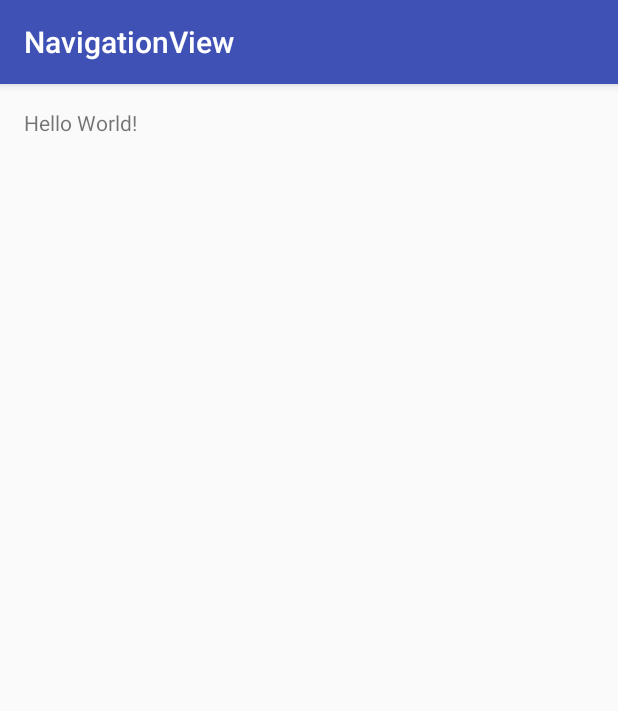
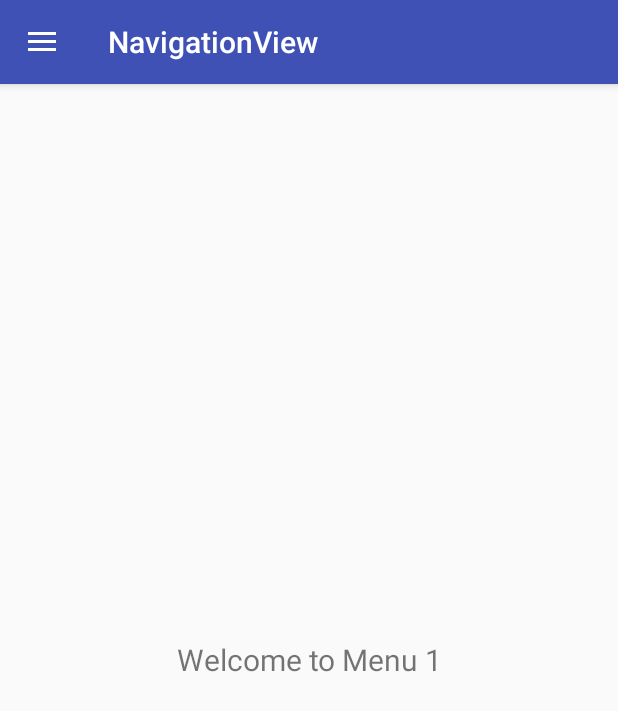
Before and after one commit to rajunigadi/NavigationView, an Android app: the screen it shows after launch (MainActivity), on a phone screen of 412 x 824 dp. Shown: the top 711 px of the screen. Run offline under Robolectric (Android 15) with nearby library versions, the phone set to English and light mode, and no system bars.

Commit message:
Implemented Navigation View.

```diff
--- a/app/build.gradle
+++ b/app/build.gradle
@@ -20,10 +20,11 @@ android {
 }
 
 dependencies {
-    compile fileTree(dir: 'libs', include: ['*.jar'])
+    compile fileTree(include: ['*.jar'], dir: 'libs')
     androidTestCompile('com.android.support.test.espresso:espresso-core:2.2.2', {
         exclude group: 'com.android.support', module: 'support-annotations'
     })
     compile 'com.android.support:appcompat-v7:24.2.1'
     testCompile 'junit:junit:4.12'
+    compile 'com.android.support:design:24.2.1'
 }
--- a/app/src/main/java/com/vtechsofts/navigationview/MainActivity.java
+++ b/app/src/main/java/com/vtechsofts/navigationview/MainActivity.java
@@ -1,13 +1,93 @@
 package com.vtechsofts.navigationview;
 
+import android.os.Build;
+import android.support.annotation.NonNull;
+import android.support.design.widget.NavigationView;
+import android.support.v4.app.Fragment;
+import android.support.v4.view.GravityCompat;
+import android.support.v4.widget.DrawerLayout;
+import android.support.v7.app.ActionBarDrawerToggle;
 import android.support.v7.app.AppCompatActivity;
 import android.os.Bundle;
+import android.support.v7.widget.Toolbar;
+import android.view.MenuItem;
+import android.widget.Toast;
 
-public class MainActivity extends AppCompatActivity {
+public class MainActivity extends AppCompatActivity implements NavigationView.OnNavigationItemSelectedListener {
+
+    private NavigationView mNavigationView;
 
     @Override
     protected void onCreate(Bundle savedInstanceState) {
         super.onCreate(savedInstanceState);
         setContentView(R.layout.activity_main);
+
+        Toolbar toolbar = (Toolbar) findViewById(R.id.toolbar);
+        if (android.os.Build.VERSION.SDK_INT >= Build.VERSION_CODES.LOLLIPOP) {
+            if (toolbar != null) {
+                toolbar.setElevation(1);
+            }
+        }
+        setSupportActionBar(toolbar);
+
+        DrawerLayout drawer = (DrawerLayout) findViewById(R.id.drawer_layout);
+        ActionBarDrawerToggle toggle = new ActionBarDrawerToggle(
+                this, drawer, toolbar, R.string.navigation_drawer_open, R.string.navigation_drawer_close);
+        drawer.setDrawerListener(toggle);
+        toggle.syncState();
+
+        mNavigationView = (NavigationView) findViewById(R.id.nav_view);
+        mNavigationView.setNavigationItemSelectedListener(this);
+
+        Bundle bundle = new Bundle();
+        bundle.putString("message", "Welcome to Menu 1");
+        Fragment fragment = MainFragment.newInstance();
+        fragment.setArguments(bundle);
+        getSupportFragmentManager().beginTransaction().replace(R.id.fragment_container, fragment).commit();
+    }
+
+    @Override
+    public boolean onNavigationItemSelected(@NonNull MenuItem item) {
+        Bundle bundle = new Bundle();
+
+        int id = item.getItemId();
+        if (id == R.id.nav_menu_1) {
+            bundle.putString("message", "Welcome to Menu 1");
+        } else if (id == R.id.nav_menu_2) {
+            bundle.putString("message", "Welcome to Menu 2");
+        } else if (id == R.id.nav_menu_3) {
+            bundle.putString("message", "Welcome to Menu 3");
+        } else if (id == R.id.nav_menu_4) {
+            bundle.putString("message", "Welcome to Menu 4");
+        } else if (id == R.id.nav_menu_5) {
+            bundle.putString("message", "Welcome to Menu 5");
+        } else if (id == R.id.nav_sub_menu_1) {
+            bundle.putString("message", "Welcome to Submenu 1");
+        } else if (id == R.id.nav_sub_menu_2) {
+            bundle.putString("message", "Welcome to Submenu 2");
+        }
+
+        Fragment fragment = MainFragment.newInstance();
+        fragment.setArguments(bundle);
+        getSupportFragmentManager().beginTransaction().replace(R.id.fragment_container, fragment).commit();
+
+        DrawerLayout drawer = (DrawerLayout) findViewById(R.id.drawer_layout);
+        drawer.closeDrawer(GravityCompat.START);
+        return true;
+    }
+
+    @Override
+    public void onBackPressed() {
+        if (getSupportFragmentManager().getBackStackEntryCount() > 0) {
+            getSupportFragmentManager().popBackStackImmediate();
+        } else {
+            DrawerLayout drawer = (DrawerLayout) findViewById(R.id.drawer_layout);
+            if (drawer.isDrawerOpen(GravityCompat.START)) {
+                drawer.closeDrawer(GravityCompat.START);
+            } else {
+                super.onBackPressed();
+            }
+            super.onBackPressed();
+        }
     }
 }
--- /dev/null
+++ b/app/src/main/java/com/vtechsofts/navigationview/MainFragment.java
@@ -0,0 +1,36 @@
+package com.vtechsofts.navigationview;
+
+import android.os.Bundle;
+import android.support.v4.app.Fragment;
+import android.view.LayoutInflater;
+import android.view.View;
+import android.view.ViewGroup;
+import android.widget.TextView;
+
+public class MainFragment extends Fragment {
+
+    private TextView tvMessage;
+    private String message;
+
+    public static Fragment newInstance() {
+        return new MainFragment();
+    }
+
+    @Override
+    public void onCreate(Bundle savedInstanceState) {
+        super.onCreate(savedInstanceState);
+        setHasOptionsMenu(true);
+        Bundle bundle = getArguments();
+        message = bundle.getString("message");
+    }
+
+    @Override
+    public View onCreateView(LayoutInflater inflater, ViewGroup container, Bundle savedInstanceState) {
+        View view = inflater.inflate(R.layout.fragment_main, container, false);
+
+        tvMessage = (TextView) view.findViewById(R.id.tv_message);
+        tvMessage.setText(message);
+
+        return view;
+    }
+}
--- a/app/src/main/res/layout/activity_main.xml
+++ b/app/src/main/res/layout/activity_main.xml
@@ -1,17 +1,32 @@
 <?xml version="1.0" encoding="utf-8"?>
 <RelativeLayout xmlns:android="http://schemas.android.com/apk/res/android"
-    xmlns:tools="http://schemas.android.com/tools"
-    android:id="@+id/activity_main"
+    xmlns:app="http://schemas.android.com/apk/res-auto"
     android:layout_width="match_parent"
     android:layout_height="match_parent"
-    android:paddingBottom="@dimen/activity_vertical_margin"
-    android:paddingLeft="@dimen/activity_horizontal_margin"
-    android:paddingRight="@dimen/activity_horizontal_margin"
-    android:paddingTop="@dimen/activity_vertical_margin"
-    tools:context="com.vtechsofts.navigationview.MainActivity">
+    app:layout_behavior="@string/toolbar_scrolling_behavior">
 
-    <TextView
-        android:layout_width="wrap_content"
-        android:layout_height="wrap_content"
-        android:text="Hello World!" />
+    <android.support.v4.widget.DrawerLayout xmlns:android="http://schemas.android.com/apk/res/android"
+        xmlns:app="http://schemas.android.com/apk/res-auto"
+        xmlns:tools="http://schemas.android.com/tools"
+        android:id="@+id/drawer_layout"
+        android:layout_width="match_parent"
+        android:layout_height="match_parent"
+        android:fitsSystemWindows="true"
+        tools:openDrawer="start">
+
+        <include
+            layout="@layout/layout_content_main"
+            android:layout_width="match_parent"
+            android:layout_height="match_parent" />
+
+        <android.support.design.widget.NavigationView
+            android:id="@+id/nav_view"
+            android:layout_width="wrap_content"
+            android:layout_height="match_parent"
+            android:layout_gravity="start"
+            android:fitsSystemWindows="true"
+            app:menu="@menu/navigation_drawer" />
+
+    </android.support.v4.widget.DrawerLayout>
+
 </RelativeLayout>
--- /dev/null
+++ b/app/src/main/res/layout/fragment_main.xml
@@ -0,0 +1,16 @@
+<?xml version="1.0" encoding="utf-8"?>
+<RelativeLayout xmlns:android="http://schemas.android.com/apk/res/android"
+    android:orientation="vertical"
+    android:layout_width="match_parent"
+    android:layout_height="match_parent">
+
+    <TextView
+        android:id="@+id/tv_message"
+        android:layout_width="match_parent"
+        android:layout_height="wrap_content"
+        android:gravity="center"
+        android:layout_centerInParent="true"
+        android:textSize="20sp"
+        android:text="Welcome"/>
+
+</RelativeLayout>
--- /dev/null
+++ b/app/src/main/res/layout/layout_content_main.xml
@@ -0,0 +1,29 @@
+<?xml version="1.0" encoding="utf-8"?>
+<android.support.design.widget.CoordinatorLayout xmlns:android="http://schemas.android.com/apk/res/android"
+    xmlns:app="http://schemas.android.com/apk/res-auto"
+    android:layout_width="match_parent"
+    android:layout_height="match_parent"
+    android:fitsSystemWindows="true">
+
+    <android.support.design.widget.AppBarLayout
+        android:layout_width="match_parent"
+        android:layout_height="wrap_content"
+        android:theme="@style/AppTheme.AppBarOverlay">
+
+        <android.support.v7.widget.Toolbar
+            android:id="@+id/toolbar"
+            android:layout_width="match_parent"
+            android:layout_height="?attr/actionBarSize"
+            android:background="?attr/colorPrimary"
+            app:popupTheme="@style/AppTheme.PopupOverlay" />
+
+    </android.support.design.widget.AppBarLayout>
+
+    <FrameLayout xmlns:android="http://schemas.android.com/apk/res/android"
+        android:id="@+id/fragment_container"
+        android:layout_width="match_parent"
+        android:layout_height="match_parent"
+        android:layout_above="@+id/adView"
+        app:layout_behavior="@string/appbar_scrolling_view_behavior" />
+
+</android.support.design.widget.CoordinatorLayout>
--- /dev/null
+++ b/app/src/main/res/menu/navigation_drawer.xml
@@ -0,0 +1,42 @@
+<?xml version="1.0" encoding="utf-8"?>
+<menu xmlns:android="http://schemas.android.com/apk/res/android">
+
+    <group android:checkableBehavior="single">
+        <item
+            android:id="@+id/nav_menu_1"
+            android:icon="@android:drawable/ic_menu_gallery"
+            android:title="@string/menu_one" />
+        <item
+            android:id="@+id/nav_menu_2"
+            android:icon="@android:drawable/ic_menu_gallery"
+            android:title="@string/menu_two" />
+        <item
+            android:id="@+id/nav_menu_3"
+            android:icon="@android:drawable/ic_menu_gallery"
+            android:title="@string/menu_three" />
+        <item
+            android:id="@+id/nav_menu_4"
+            android:icon="@android:drawable/ic_menu_gallery"
+            android:title="@string/menu_four" />
+        <item
+            android:id="@+id/nav_menu_5"
+            android:icon="@android:drawable/ic_menu_gallery"
+            android:title="@string/menu_five" />
+
+        <item
+            android:id="@+id/nav_sub_menu_header"
+            android:title="@string/sub_menu_header">
+            <menu>
+                <item
+                    android:id="@+id/nav_sub_menu_1"
+                    android:icon="@android:drawable/ic_menu_help"
+                    android:title="@string/sub_menu_one" />
+                <item
+                    android:id="@+id/nav_sub_menu_2"
+                    android:icon="@android:drawable/ic_menu_help"
+                    android:title="@string/sub_menu_two" />
+            </menu>
+        </item>
+    </group>
+
+</menu>
--- a/app/src/main/res/values-w820dp/dimens.xml
+++ /dev/null
@@ -1,6 +0,0 @@
-<resources>
-    <!-- Example customization of dimensions originally defined in res/values/dimens.xml
-         (such as screen margins) for screens with more than 820dp of available width. This
-         would include 7" and 10" devices in landscape (~960dp and ~1280dp respectively). -->
-    <dimen name="activity_horizontal_margin">64dp</dimen>
-</resources>
--- a/app/src/main/res/values/strings.xml
+++ b/app/src/main/res/values/strings.xml
@@ -1,3 +1,16 @@
 <resources>
     <string name="app_name">NavigationView</string>
+    <string name="navigation_drawer_open">Open</string>
+    <string name="navigation_drawer_close">Close</string>
+    <string name="menu_one">Menu 1</string>
+    <string name="menu_two">Menu 2</string>
+    <string name="menu_three">Menu 3</string>
+    <string name="menu_four">Menu 4</string>
+    <string name="menu_five">Menu 5</string>
+    <string name="sub_menu_header">Submenu</string>
+    <string name="sub_menu_one">Submenu 1</string>
+    <string name="sub_menu_two">Submenu 2</string>
+
+    <string name="toolbar_scrolling_behavior" translatable="false">android.support.design.widget.AppBarLayout$ScrollingViewBehavior</string>
+
 </resources>
--- a/app/src/main/res/values/styles.xml
+++ b/app/src/main/res/values/styles.xml
@@ -1,11 +1,22 @@
 <resources>
 
-    <!-- Base application theme. -->
-    <style name="AppTheme" parent="Theme.AppCompat.Light.DarkActionBar">
+    <style name="AppTheme" parent="Theme.AppCompat.Light.NoActionBar">
         <!-- Customize your theme here. -->
         <item name="colorPrimary">@color/colorPrimary</item>
-        <item name="colorPrimaryDark">@color/colorPrimaryDark</item>
+        <!--<item name="colorPrimaryDark">@color/colorPrimaryDark</item>-->
         <item name="colorAccent">@color/colorAccent</item>
+        <item name="windowActionBar">false</item>
+        <item name="windowActionBarOverlay">true</item>
+        <item name="windowNoTitle">true</item>
     </style>
 
+    <style name="AppTheme.NoActionBar">
+        <item name="windowActionBar">false</item>
+        <item name="windowNoTitle">true</item>
+    </style>
+
+    <style name="AppTheme.AppBarOverlay" parent="ThemeOverlay.AppCompat.Dark.ActionBar" />
+
+    <style name="AppTheme.PopupOverlay" parent="ThemeOverlay.AppCompat.Light" />
+
 </resources>
```
